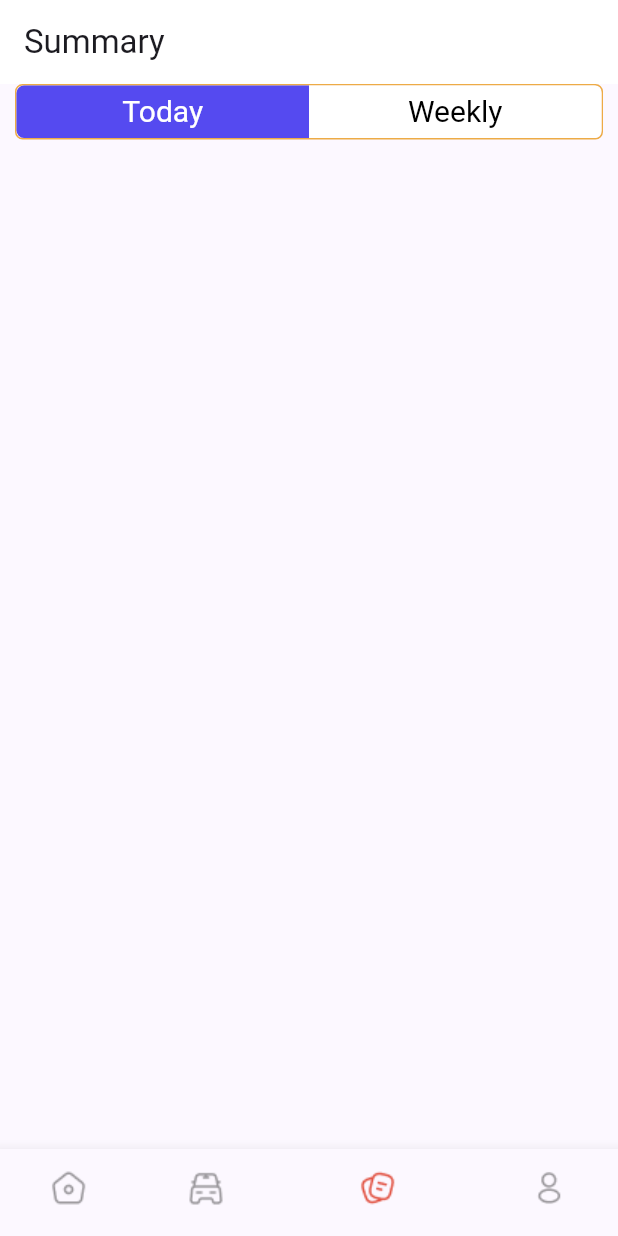
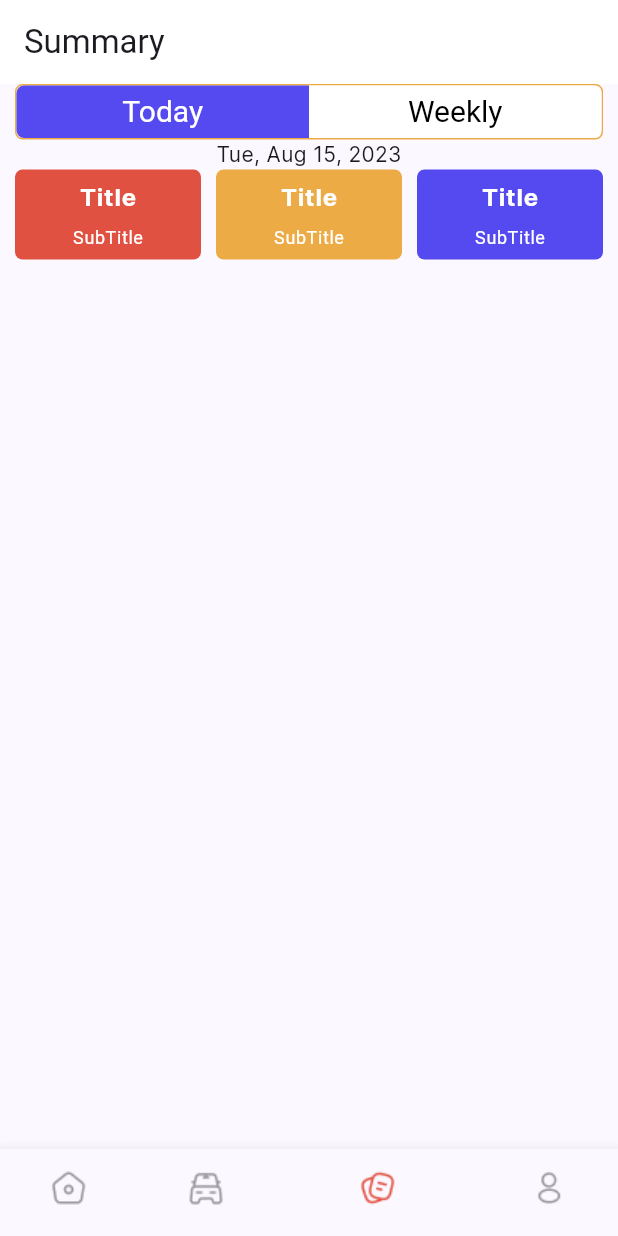
Before and after one commit to SeyramWood/drivnapp-fleetowner, a Flutter app: the screen it shows after launch, item 3 of the bottom bar chosen, on a phone screen of 412 x 824 dp. Run offline on Flutter 3.47's test engine with Material 2 defaults, Android fonts, the phone set to English and light mode, and no system bars; our stand-ins replace file_picker, flutter_typeahead, intl_phone_number_input, page_transition, pinput, smooth_page_indicator.

Commit message:
summary page in progress

```diff
--- a/lib/features/driver/presentation/views/summary.view.dart
+++ b/lib/features/driver/presentation/views/summary.view.dart
@@ -1,4 +1,5 @@
 import 'package:drivn_app/features/driver/presentation/provider/toggle.dart';
+import 'package:drivn_app/features/driver/presentation/views/today.summary.view.dart';
 import 'package:flutter/material.dart';
 
 import '../../../../shared/utils/constants/colors.dart';
@@ -13,11 +14,11 @@ class SummaryView extends StatelessWidget {
       body: ValueListenableBuilder(
           valueListenable: Toggled(),
           builder: (context, state, child) {
-            return Column(
-              children: [
-                Padding(
-                  padding: const EdgeInsets.symmetric(horizontal: 10.0),
-                  child: Container(
+            return Padding(
+              padding: const EdgeInsets.symmetric(horizontal: 10.0),
+              child: Column(
+                children: [
+                  Container(
                     decoration: BoxDecoration(
                         border: Border.all(color: yellow),
                         borderRadius: BorderRadius.circular(5)),
@@ -81,8 +82,10 @@ class SummaryView extends StatelessWidget {
                       ],
                     ),
                   ),
-                ),
-              ],
+                  // --------------------------------------------
+                  TodaySummaryview(),
+                ],
+              ),
             );
           }),
     );
--- /dev/null
+++ b/lib/features/driver/presentation/views/today.summary.view.dart
@@ -0,0 +1,37 @@
+import 'package:drivn_app/features/driver/presentation/widget/container.dart';
+import 'package:drivn_app/shared/utils/constants/colors.dart';
+import 'package:flutter/material.dart';
+
+class TodaySummaryview extends StatelessWidget {
+  const TodaySummaryview({super.key});
+
+  @override
+  Widget build(BuildContext context) {
+    return Column(
+      children: [
+        Text('Tue, Aug 15, 2023'),
+        Row(
+          children: [
+            SummaryContainer(
+              title: 'Title',
+              subTitle: 'SubTitle',
+              color: red,
+            ),
+            SizedBox(width: 10,),
+            SummaryContainer(
+              title: 'Title',
+              subTitle: 'SubTitle',
+              color: yellow,
+            ),
+            SizedBox(width: 10,),
+            SummaryContainer(
+              title: 'Title',
+              subTitle: 'SubTitle',
+              color: blue,
+            ),
+          ],
+        )
+      ],
+    );
+  }
+}
--- /dev/null
+++ b/lib/features/driver/presentation/widget/container.dart
@@ -0,0 +1,48 @@
+import 'package:drivn_app/shared/utils/constants/colors.dart';
+import 'package:flutter/material.dart';
+
+class SummaryContainer extends StatelessWidget {
+  const SummaryContainer(
+      {super.key,
+      required this.title,
+      required this.subTitle,
+      required this.color});
+  final String title;
+  final String subTitle;
+  final Color color;
+
+  @override
+  Widget build(BuildContext context) {
+    return Expanded(
+      child: Padding(
+        padding: const EdgeInsets.only(),
+        child: Container(
+          height: 60,
+          decoration: BoxDecoration(
+            color: color,
+            borderRadius: BorderRadius.circular(5),
+          ),
+          child: Column(
+            mainAxisAlignment: MainAxisAlignment.spaceEvenly,
+            children: [
+              Text(
+                title,
+                style: Theme.of(context)
+                    .textTheme
+                    .bodyLarge!
+                    .copyWith(color: white, fontWeight: FontWeight.bold),
+              ),
+              Text(
+                subTitle,
+                style: Theme.of(context)
+                    .textTheme
+                    .bodySmall!
+                    .copyWith(color: white),
+              ),
+            ],
+          ),
+        ),
+      ),
+    );
+  }
+}
```
